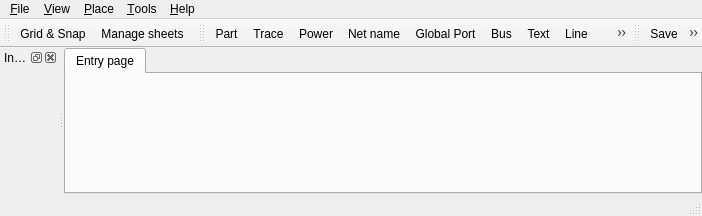
This is sw/ui/form_sch.ui in xgvargas/xeda as Qt 5 draws it before an edit. The edited form follows.
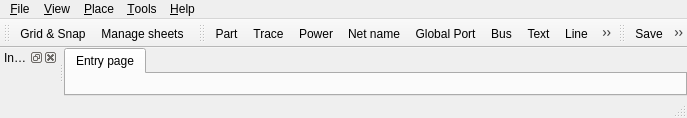
This is the edited form. Icons and pictures are not drawn. Custom widgets are drawn as their Qt base class.

The edit to the form file:
```diff
--- a/sw/ui/form_sch.ui
+++ b/sw/ui/form_sch.ui
@@ -6,8 +6,8 @@
    <rect>
     <x>0</x>
     <y>0</y>
-    <width>702</width>
-    <height>216</height>
+    <width>687</width>
+    <height>118</height>
    </rect>
   </property>
   <property name="windowTitle">
@@ -59,7 +59,7 @@
     <rect>
      <x>0</x>
      <y>0</y>
-     <width>702</width>
+     <width>687</width>
      <height>21</height>
     </rect>
    </property>
```
Left out of the diff: 39 changed lines with no effect on the pictures.
